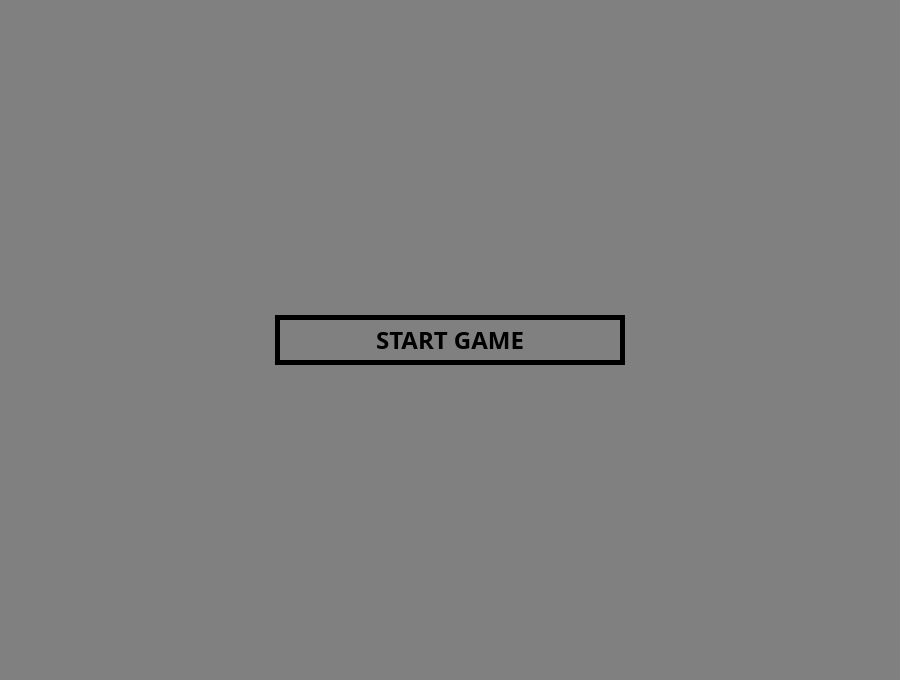
The window that src/startWindow.ui (Hooyar-Foroughi/Battleship) describes before a commit, drawn with Qt 5.
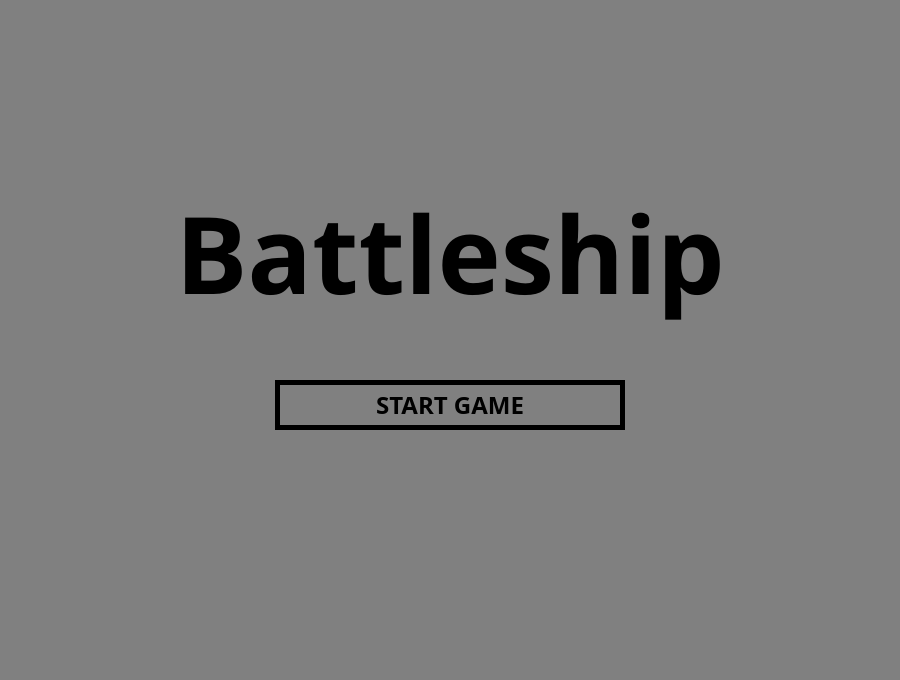
The same window after the commit.

The edit to the form file:
```diff
--- a/src/startWindow.ui
+++ b/src/startWindow.ui
@@ -37,6 +37,7 @@
   <property name="font">
    <font>
     <pointsize>13</pointsize>
+    <bold>false</bold>
    </font>
   </property>
   <property name="cursor">
@@ -67,10 +68,100 @@
 }</string>
    </property>
    <layout class="QGridLayout" name="gridLayout_4">
-    <item row="1" column="0">
+    <property name="leftMargin">
+     <number>0</number>
+    </property>
+    <property name="topMargin">
+     <number>0</number>
+    </property>
+    <property name="rightMargin">
+     <number>0</number>
+    </property>
+    <property name="bottomMargin">
+     <number>0</number>
+    </property>
+    <item row="8" column="0">
+     <spacer name="bottom_spacer">
+      <property name="orientation">
+       <enum>Qt::Vertical</enum>
+      </property>
+      <property name="sizeType">
+       <enum>QSizePolicy::Fixed</enum>
+      </property>
+      <property name="sizeHint" stdset="0">
+       <size>
+        <width>20</width>
+        <height>250</height>
+       </size>
+      </property>
+     </spacer>
+    </item>
+    <item row="4" column="0">
+     <spacer name="middle_spacer">
+      <property name="orientation">
+       <enum>Qt::Vertical</enum>
+      </property>
+      <property name="sizeType">
+       <enum>QSizePolicy::Fixed</enum>
+      </property>
+      <property name="sizeHint" stdset="0">
+       <size>
+        <width>20</width>
+        <height>30</height>
+       </size>
+      </property>
+     </spacer>
+    </item>
+    <item row="3" column="0">
+     <widget class="QWidget" name="title_widget" native="true">
+      <layout class="QGridLayout" name="gridLayout_6">
+       <item row="0" column="0">
+        <widget class="QLabel" name="title">
+         <property name="sizePolicy">
+          <sizepolicy hsizetype="Fixed" vsizetype="Fixed">
+           <horstretch>0</horstretch>
+           <verstretch>0</verstretch>
+          </sizepolicy>
+         </property>
+         <property name="maximumSize">
+          <size>
+           <width>1000</width>
+           <height>1000</height>
+          </size>
+         </property>
+         <property name="font">
+          <font>
+           <family>Krungthep</family>
+           <pointsize>80</pointsize>
+           <italic>false</italic>
+           <bold>true</bold>
+           <underline>false</underline>
+           <strikeout>false</strikeout>
+          </font>
+         </property>
+         <property name="styleSheet">
+          <string notr="true">QLabel{
+	color: black; 
+}</string>
+         </property>
+         <property name="text">
+          <string>Battleship</string>
+         </property>
+         <property name="alignment">
+          <set>Qt::AlignCenter</set>
+         </property>
+        </widget>
+       </item>
+      </layout>
+     </widget>
+    </item>
+    <item row="5" column="0">
+     <widget class="QWidget" name="start_btn_widget" native="true">
+      <layout class="QGridLayout" name="gridLayout_5">
+       <item row="0" column="0">
      <widget class="QPushButton" name="start_btn">
       <property name="sizePolicy">
-       <sizepolicy hsizetype="Maximum" vsizetype="Maximum">
+          <sizepolicy hsizetype="Fixed" vsizetype="Fixed">
         <horstretch>0</horstretch>
         <verstretch>0</verstretch>
        </sizepolicy>
@@ -78,7 +169,7 @@
       <property name="minimumSize">
        <size>
         <width>100</width>
-        <height>30</height>
+           <height>50</height>
        </size>
       </property>
       <property name="maximumSize">
@@ -112,6 +203,25 @@
        <string>START GAME</string>
       </property>
      </widget>
+       </item>
+      </layout>
+     </widget>
+    </item>
+    <item row="1" column="0">
+     <spacer name="top_spacer">
+      <property name="orientation">
+       <enum>Qt::Vertical</enum>
+      </property>
+      <property name="sizeType">
+       <enum>QSizePolicy::Fixed</enum>
+      </property>
+      <property name="sizeHint" stdset="0">
+       <size>
+        <width>20</width>
+        <height>170</height>
+       </size>
+      </property>
+     </spacer>
     </item>
    </layout>
   </widget>
```
Lines whose indentation alone changed are shown as unchanged.
